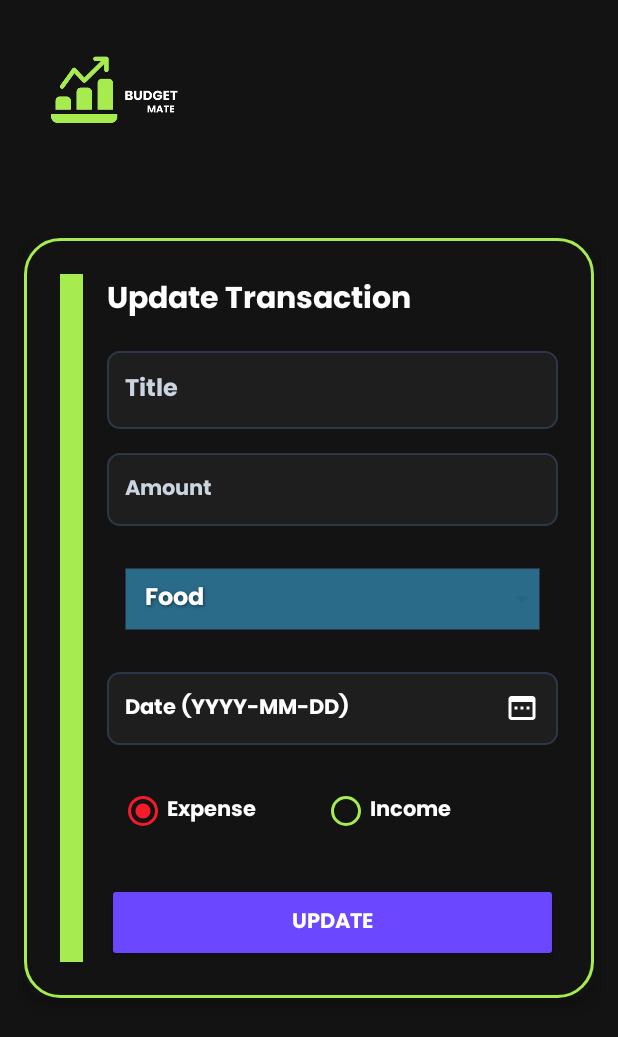
After one commit to zahura0/Budget_Mate, an Android app: the UpdateTransactionActivity screen opened directly, with no data from a screen before it, on a phone screen of 412 x 824 dp. The commit adds this screen. Shown: the top 1037 px of the screen. Run offline under Robolectric (Android 15) with nearby library versions, the phone set to English and light mode, and no system bars.

Commit message:
update working

```diff
--- a/app/build.gradle.kts
+++ b/app/build.gradle.kts
@@ -51,6 +51,7 @@ dependencies {
     implementation(libs.androidx.constraintlayout)
     implementation(libs.androidx.recyclerview)
     implementation("com.github.PhilJay:MPAndroidChart:v3.1.0")
+    implementation(libs.activity)
 
     testImplementation(libs.junit)
     androidTestImplementation(libs.androidx.junit)
--- /dev/null
+++ b/app/src/main/java/com/example/act3test/UpdateTransactionActivity.kt
@@ -0,0 +1,166 @@
+package com.example.act3test
+
+import android.app.DatePickerDialog
+import android.content.Intent
+import android.graphics.drawable.GradientDrawable
+import android.os.Bundle
+import android.view.View
+import android.widget.Button
+import android.widget.EditText
+import android.widget.LinearLayout
+import android.widget.RadioButton
+import android.widget.RadioGroup
+import android.widget.Spinner
+import android.widget.Toast
+import androidx.appcompat.app.AppCompatActivity
+import androidx.core.content.ContextCompat
+import com.example.personalfinancetracker.R
+import com.example.personalfinancetracker.Transaction
+import java.text.SimpleDateFormat
+import java.util.*
+import java.util.regex.Pattern
+
+class UpdateTransactionActivity : AppCompatActivity() {
+    private var editingTransaction: Transaction? = null
+
+    override fun onCreate(savedInstanceState: Bundle?) {
+        super.onCreate(savedInstanceState)
+        setContentView(R.layout.activity_update_transaction)
+
+        window.decorView.setBackgroundColor(ContextCompat.getColor(this, R.color.dark_grey))
+
+        editingTransaction = intent.getSerializableExtra("edit_transaction") as? Transaction
+
+        val cardContainer = findViewById<LinearLayout>(R.id.cardContainer)
+        val borderView = findViewById<View>(R.id.borderView)
+        val typeGroup = findViewById<RadioGroup>(R.id.typeGroup)
+        val dateInput = findViewById<EditText>(R.id.dateInput)
+        val titleInput = findViewById<EditText>(R.id.titleInput)
+        val amountInput = findViewById<EditText>(R.id.amountInput)
+        val saveBtn = findViewById<Button>(R.id.saveBtn)
+        val categorySpinner = findViewById<Spinner>(R.id.categorySpinner)
+
+        val categories = arrayOf("Food", "Transport", "Bills", "Entertainment")
+        val adapter = CategorySpinnerAdapter(this, categories)
+        categorySpinner.adapter = adapter
+
+        editingTransaction?.let { transaction ->
+            titleInput.setText(transaction.title)
+            amountInput.setText(String.format("%.2f", transaction.amount))
+            dateInput.setText(transaction.date)
+            val categoryIndex = categories.indexOf(transaction.category)
+            if (categoryIndex >= 0) categorySpinner.setSelection(categoryIndex)
+            if (transaction.type == "expense") {
+                findViewById<RadioButton>(R.id.expenseRadio).isChecked = true
+            } else {
+                findViewById<RadioButton>(R.id.incomeRadio).isChecked = true
+            }
+        }
+
+        fun updateBackgrounds(isExpense: Boolean) {
+            val colorRes = if (isExpense) R.color.expense_border else R.color.income_border
+            val borderColor = ContextCompat.getColor(this, colorRes)
+            val backgroundColor = ContextCompat.getColor(this, R.color.dark_grey)
+
+            val borderDrawable = GradientDrawable().apply {
+                setColor(borderColor)
+                cornerRadius = 0f
+            }
+            borderView.background = borderDrawable
+
+            val cardDrawable = GradientDrawable().apply {
+                setColor(backgroundColor)
+                setStroke(3, borderColor)
+                cornerRadius = 35f
+            }
+            cardContainer.background = cardDrawable
+        }
+
+        updateBackgrounds(editingTransaction?.type == "expense")
+        typeGroup.setOnCheckedChangeListener { _, checkedId ->
+            updateBackgrounds(checkedId == R.id.expenseRadio)
+        }
+
+        val calendar = Calendar.getInstance()
+        val dateFormat = SimpleDateFormat("yyyy-MM-dd", Locale.getDefault())
+        dateInput.setOnClickListener {
+            val year = calendar.get(Calendar.YEAR)
+            val month = calendar.get(Calendar.MONTH)
+            val day = calendar.get(Calendar.DAY_OF_MONTH)
+
+            DatePickerDialog(this, { _, selectedYear, selectedMonth, selectedDay ->
+                calendar.set(selectedYear, selectedMonth, selectedDay)
+                dateInput.setText(dateFormat.format(calendar.time))
+            }, year, month, day).show()
+        }
+
+        saveBtn.setOnClickListener {
+            val title = titleInput.text.toString().trim()
+            val amountText = amountInput.text.toString().trim()
+            val category = categorySpinner.selectedItem?.toString()
+            val date = dateInput.text.toString().trim()
+            val type = if (findViewById<RadioButton>(R.id.expenseRadio).isChecked) "expense" else "income"
+
+            if (title.isEmpty()) {
+                Toast.makeText(this, "Title cannot be empty", Toast.LENGTH_SHORT).show()
+                return@setOnClickListener
+            }
+            if (title.length < 3 || title.length > 50) {
+                Toast.makeText(this, "Title must be 3–50 characters", Toast.LENGTH_SHORT).show()
+                return@setOnClickListener
+            }
+            val titlePattern = Pattern.compile("^[a-zA-Z0-9 ,.-]+$")
+            if (!titlePattern.matcher(title).matches()) {
+                Toast.makeText(this, "Title cannot contain special characters", Toast.LENGTH_SHORT).show()
+                return@setOnClickListener
+            }
+
+            if (amountText.isEmpty()) {
+                Toast.makeText(this, "Amount cannot be empty", Toast.LENGTH_SHORT).show()
+                return@setOnClickListener
+            }
+            val amount = amountText.toDoubleOrNull()
+            if (amount == null || amount <= 0 || amount > 1_000_000) {
+                Toast.makeText(this, "Amount must be 0–1,000,000", Toast.LENGTH_SHORT).show()
+                return@setOnClickListener
+            }
+            if (amountText.contains(".") && amountText.substringAfter(".").length > 2) {
+                Toast.makeText(this, "Amount cannot have more than 2 decimals", Toast.LENGTH_SHORT).show()
+                return@setOnClickListener
+            }
+
+            if (category == null || category !in categories) {
+                Toast.makeText(this, "Select a valid category", Toast.LENGTH_SHORT).show()
+                return@setOnClickListener
+            }
+
+            if (date.isEmpty() || !Pattern.compile("^\\d{4}-\\d{2}-\\d{2}$").matcher(date).matches()) {
+                Toast.makeText(this, "Date must be yyyy-MM-dd", Toast.LENGTH_SHORT).show()
+                return@setOnClickListener
+            }
+            try {
+                val parsedDate = dateFormat.parse(date)
+                if (parsedDate == null || parsedDate.after(Calendar.getInstance().time)) {
+                    Toast.makeText(this, "Invalid or future date", Toast.LENGTH_SHORT).show()
+                    return@setOnClickListener
+                }
+            } catch (e: Exception) {
+                Toast.makeText(this, "Invalid date format", Toast.LENGTH_SHORT).show()
+                return@setOnClickListener
+            }
+
+            val transaction = Transaction(
+                id = editingTransaction?.id ?: System.currentTimeMillis(),
+                title = title,
+                amount = amount,
+                category = category,
+                date = date,
+                type = type
+            )
+            val resultIntent = Intent().putExtra("transaction", transaction)
+            setResult(RESULT_OK, resultIntent)
+            Toast.makeText(this, "Transaction updated successfully", Toast.LENGTH_SHORT).show()
+            finish()
+        }
+    }
+}
--- /dev/null
+++ b/app/src/main/res/layout/activity_update_transaction.xml
@@ -0,0 +1,180 @@
+<?xml version="1.0" encoding="utf-8"?>
+<androidx.constraintlayout.widget.ConstraintLayout
+    xmlns:android="http://schemas.android.com/apk/res/android"
+    xmlns:app="http://schemas.android.com/apk/res-auto"
+    xmlns:tools="http://schemas.android.com/tools"
+    android:id="@+id/main"
+    android:layout_width="match_parent"
+    android:layout_height="match_parent"
+    tools:context="com.example.act3test.UpdateTransactionActivity">
+
+  <androidx.appcompat.widget.Toolbar
+      android:id="@+id/toolbar"
+      android:layout_width="0dp"
+      android:layout_height="?attr/actionBarSize"
+      android:layout_marginTop="32dp"
+      android:background="@color/dark_grey"
+      android:contentInsetStart="0dp"
+      android:contentInsetLeft="0dp"
+      app:contentInsetLeft="0dp"
+      app:contentInsetStart="0dp"
+      app:layout_constraintEnd_toEndOf="parent"
+      app:layout_constraintHorizontal_bias="0.0"
+      app:layout_constraintStart_toStartOf="parent"
+      app:layout_constraintTop_toTopOf="parent">
+
+    <ImageView
+        android:id="@+id/toolbar_logo"
+        android:layout_width="160dp"
+        android:layout_height="match_parent"
+        android:layout_gravity="start"
+        android:layout_marginStart="0dp"
+        android:contentDescription="App logo"
+        android:src="@drawable/app_logo" />
+  </androidx.appcompat.widget.Toolbar>
+
+  <androidx.cardview.widget.CardView
+      android:id="@+id/cardView"
+      android:layout_width="match_parent"
+      android:layout_height="wrap_content"
+      android:layout_margin="16dp"
+      app:cardElevation="6dp"
+      app:cardCornerRadius="16dp"
+      app:cardBackgroundColor="#131313"
+      app:layout_constraintTop_toTopOf="parent"
+      app:layout_constraintBottom_toBottomOf="parent"
+      app:layout_constraintStart_toStartOf="parent"
+      app:layout_constraintEnd_toEndOf="parent">
+
+    <LinearLayout
+        android:id="@+id/cardContainer"
+        android:layout_width="match_parent"
+        android:layout_height="wrap_content"
+        android:orientation="horizontal"
+        android:padding="24dp">
+
+      <View
+          android:id="@+id/borderView"
+          android:layout_width="15dp"
+          android:layout_height="match_parent"
+          android:layout_marginEnd="16dp" />
+
+      <LinearLayout
+          android:layout_width="0dp"
+          android:layout_height="wrap_content"
+          android:layout_weight="1"
+          android:orientation="vertical">
+
+        <TextView
+            android:id="@+id/transactionHeading"
+            android:layout_width="match_parent"
+            android:layout_height="wrap_content"
+            android:fontFamily="@font/poppins_bold"
+            android:paddingBottom="16dp"
+            android:text="Update Transaction"
+            android:textColor="@color/white"
+            android:textSize="20sp" />
+
+        <EditText
+            android:id="@+id/titleInput"
+            android:layout_width="match_parent"
+            android:layout_height="wrap_content"
+            android:background="@drawable/edit_text_background"
+            android:fontFamily="@font/poppins_bold"
+            android:hint="Title"
+            android:padding="12dp"
+            android:textColor="@color/white"
+            android:textColorHint="@color/grey_400"
+            android:textSize="16sp"
+            tools:text="Sample Title" />
+
+        <EditText
+            android:id="@+id/amountInput"
+            android:layout_width="match_parent"
+            android:layout_height="wrap_content"
+            android:layout_marginTop="16dp"
+            android:background="@drawable/edit_text_background"
+            android:fontFamily="@font/poppins_bold"
+            android:hint="Amount"
+            android:inputType="numberDecimal"
+            android:padding="12dp"
+            android:textColor="@color/white"
+            android:textColorHint="@color/grey_400"
+            android:textSize="14sp"
+            tools:text="100.00" />
+
+        <Spinner
+            android:id="@+id/categorySpinner"
+            android:layout_width="match_parent"
+            android:layout_height="wrap_content"
+            android:layout_marginTop="16dp"
+            android:padding="12dp"
+            android:spinnerMode="dropdown" />
+
+        <EditText
+            android:id="@+id/dateInput"
+            android:layout_width="match_parent"
+            android:layout_height="wrap_content"
+            android:layout_marginTop="16dp"
+            android:background="@drawable/edit_text_background"
+            android:cursorVisible="false"
+            android:drawableEnd="@drawable/ic_calendar"
+            android:drawableTint="@color/white"
+            android:focusable="false"
+            android:fontFamily="@font/poppins_bold"
+            android:hint="Date (YYYY-MM-DD)"
+            android:padding="12dp"
+            android:textColor="@color/white"
+            android:textColorHint="@color/white"
+            android:textSize="14sp"
+            tools:text="2025-04-15" />
+
+        <RadioGroup
+            android:id="@+id/typeGroup"
+            android:layout_width="match_parent"
+            android:layout_height="wrap_content"
+            android:layout_marginTop="20dp"
+            android:orientation="horizontal"
+            android:padding="8dp">
+
+          <RadioButton
+              android:id="@+id/expenseRadio"
+              android:layout_width="wrap_content"
+              android:layout_height="wrap_content"
+              android:buttonTint="@color/expense_border"
+              android:checked="true"
+              android:fontFamily="@font/poppins_bold"
+              android:paddingEnd="20dp"
+              android:text="Expense"
+              android:textColor="@color/white"
+              android:textSize="14sp" />
+
+          <RadioButton
+              android:id="@+id/incomeRadio"
+              android:layout_width="wrap_content"
+              android:layout_height="wrap_content"
+              android:layout_marginStart="24dp"
+              android:buttonTint="@color/income_border"
+              android:fontFamily="@font/poppins_bold"
+              android:text="Income"
+              android:textColor="@color/white"
+              android:textSize="14sp" />
+        </RadioGroup>
+
+        <Button
+            android:id="@+id/saveBtn"
+            android:layout_width="match_parent"
+            android:layout_height="wrap_content"
+            android:layout_marginTop="24dp"
+            android:backgroundTint="@color/purple_500"
+            android:elevation="2dp"
+            android:fontFamily="@font/poppins_bold"
+            android:padding="14dp"
+            android:text="Update"
+            android:textColor="@color/white"
+            android:textStyle="bold"
+            app:cornerRadius="12dp" />
+      </LinearLayout>
+    </LinearLayout>
+  </androidx.cardview.widget.CardView>
+</androidx.constraintlayout.widget.ConstraintLayout>
--- a/gradle/libs.versions.toml
+++ b/gradle/libs.versions.toml
@@ -14,6 +14,7 @@ activity = "1.8.2"
 constraintlayout = "2.2.1"
 recyclerview = "1.3.2"
 mpandroidchart = "3.1.0"
+activityVersion = "1.10.1"
 
 [libraries]
 androidx-core-ktx = { group = "androidx.core", name = "core-ktx", version.ref = "coreKtx" }
@@ -30,6 +31,7 @@ androidx-activity = { group = "androidx.activity", name = "activity-ktx", versio
 androidx-constraintlayout = { group = "androidx.constraintlayout", name = "constraintlayout", version.ref = "constraintlayout" }
 androidx-recyclerview = { group = "androidx.recyclerview", name = "recyclerview", version.ref = "recyclerview" }
 mpandroidchart = { group = "com.github.PhilJay", name = "MPAndroidChart", version.ref = "mpandroidchart" }
+activity = { group = "androidx.activity", name = "activity", version.ref = "activityVersion" }
 
 [plugins]
 android-application = { id = "com.android.application", version.ref = "agp" }
```
Also changed, not shown: app/src/main/AndroidManifest.xml (+8 -7 lines), app/src/main/java/com/example/act3test/FinanceViewModel.kt (+8 -0 lines), app/src/main/java/com/example/act3test/MainActivity.kt (+30 -6 lines), app/src/main/java/com/example/act3test/TransactionAdapter.kt (+10 -6 lines), app/src/main/res/layout/item_transaction.xml (+18 -0 lines).
